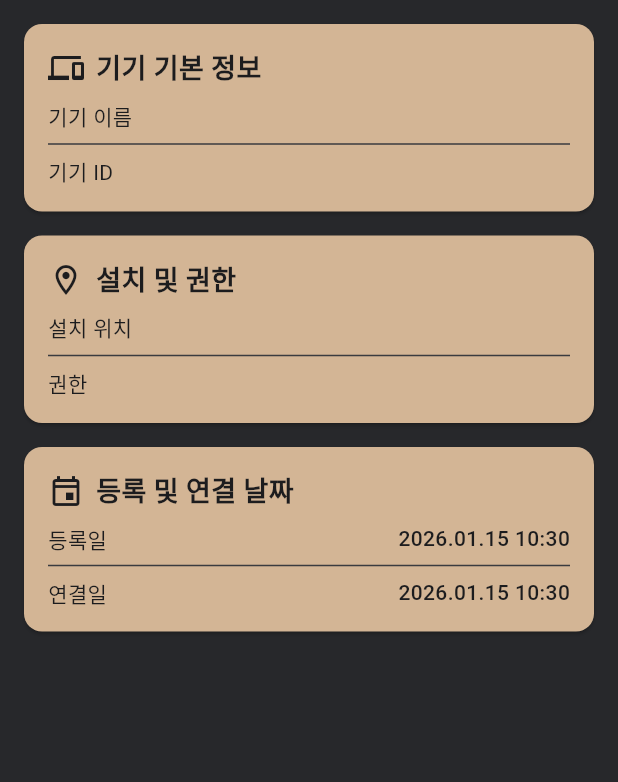
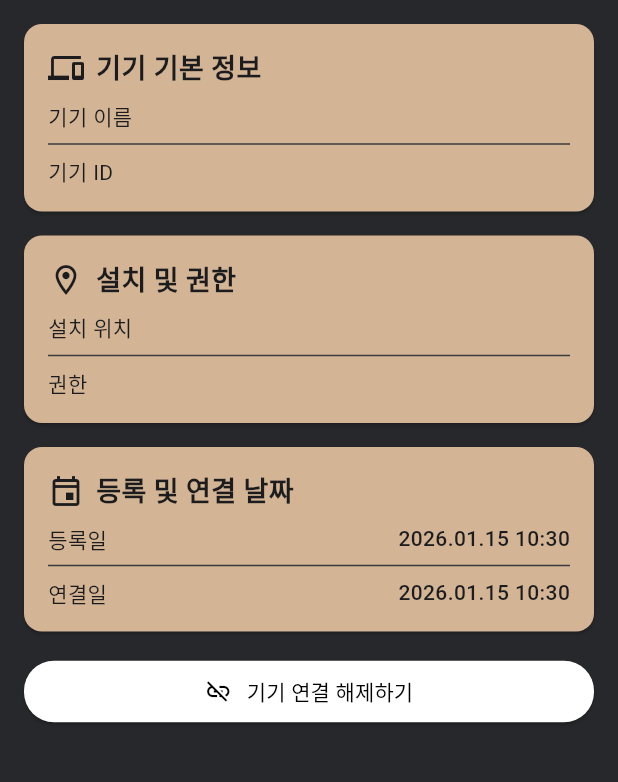
Before and after one commit to niw5924/smart-feeder-remote, a Flutter app: the DeviceDetailScreen screen opened directly with empty values, on a phone screen of 412 x 824 dp, the part 84-866 px from its top. Run offline on Flutter 3.47's test engine with Material 3 defaults, Android fonts, the light colour scheme and no system bars; drawn by our look-alikes of loader_overlay; our stand-ins replace device_info_plus, dio, firebase_auth, firebase_core, flutter_dotenv, flutter_phoenix and 9 more; missing offline and left inert: mqtt_client, wifi_iot; accounts and stored records are empty; generated files the repository leaves out were written again.

Commit message:
fix: 기기 연결 해제버튼 위치 이동

```diff
--- a/lib/screens/info/my_devices/device_detail_screen.dart
+++ b/lib/screens/info/my_devices/device_detail_screen.dart
@@ -3,7 +3,9 @@ import 'package:flutter/material.dart';
 import '../../../models/device/device.dart';
 import '../../../theme/app_colors.dart';
 import '../../../utils/datetime_utils.dart';
+import '../../../widgets/buttons/app_icon_text_button.dart';
 import '../../../widgets/cards/app_card.dart';
+import '../../../widgets/dialogs/app_confirm_dialog.dart';
 
 class DeviceDetailScreen extends StatelessWidget {
   final Device device;
@@ -49,6 +51,26 @@ class DeviceDetailScreen extends StatelessWidget {
                   value: DateTimeUtils.ymdHm(device.linkedAt),
                 ),
               ],
+            ),
+            const SizedBox(height: 16),
+            AppIconTextButton(
+              width: double.infinity,
+              icon: const Icon(Icons.link_off),
+              label: '기기 연결 해제하기',
+              onPressed: () async {
+                final confirmed = await showDialog<bool>(
+                  context: context,
+                  builder: (ctx) => AppConfirmDialog(
+                    title: '기기 삭제',
+                    content:
+                        '${device.deviceName} 기기를 삭제할까요?\n삭제하면 더 이상 기기를 조작할 수 없습니다.',
+                    confirmText: '삭제',
+                    cancelText: '취소',
+                  ),
+                );
+
+                if (confirmed != true) return;
+              },
             ),
           ],
         ),
```
Also changed, not shown: lib/screens/info/my_devices/my_devices_screen.dart (+1 -27 lines).
